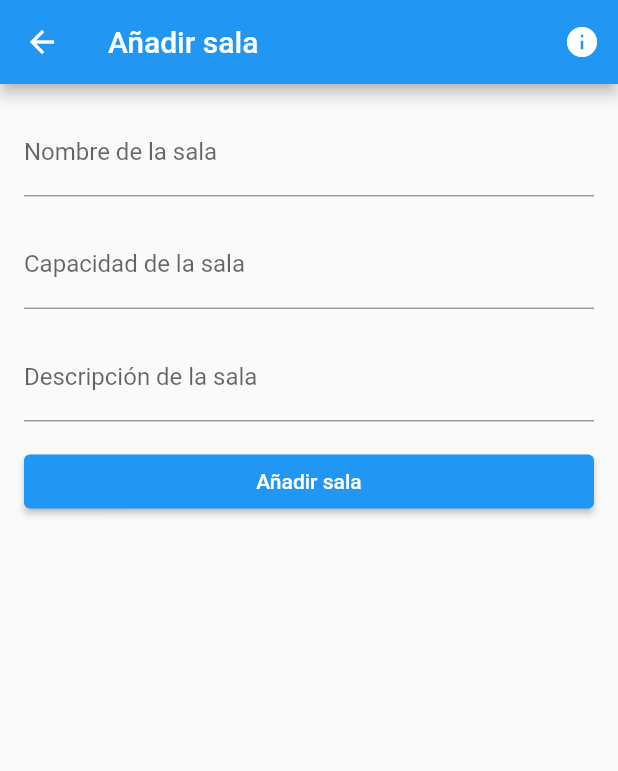
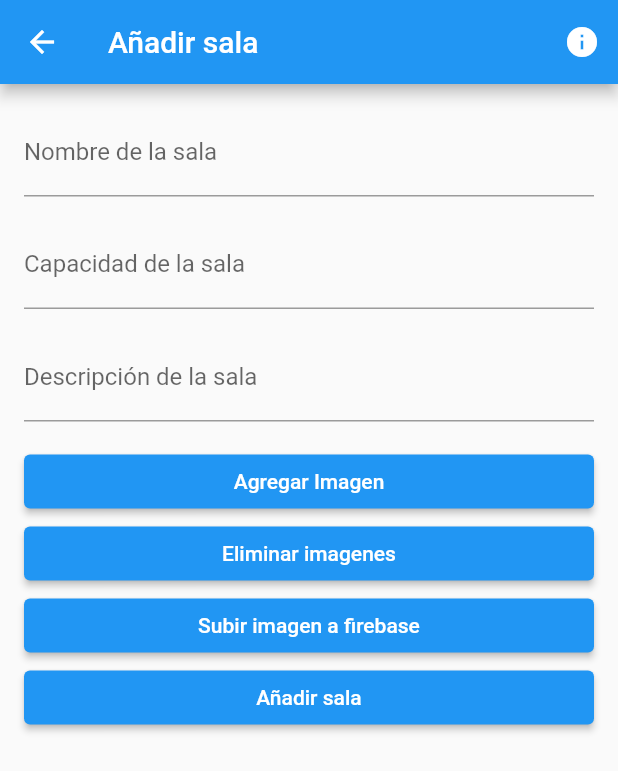
Before and after one commit to Develocrist/reservapp, a Flutter app: the AddRoomScreen screen opened by its route, on a phone screen of 412 x 824 dp. Shown: the top 771 px of the screen. Run offline on Flutter 3.47's test engine with Material 2 defaults, Android fonts, the phone set to English and light mode, and no system bars; our stand-ins replace cloud_firestore, firebase_auth, firebase_core, firebase_storage, image_picker; accounts and stored records are empty.

Commit message:
falta visualizar imagen aun

```diff
--- a/lib/main.dart
+++ b/lib/main.dart
@@ -1,5 +1,6 @@
 import 'package:firebase_core/firebase_core.dart';
 import 'package:flutter/material.dart';
+import 'package:reservas_theo/pages/salas/details_sala_page.dart';
 import 'package:reservas_theo/register_screen.dart';
 import 'package:reservas_theo/firebase_options.dart';
 import 'package:reservas_theo/login_screen.dart';
@@ -29,6 +30,7 @@ class MyApp extends StatelessWidget {
         "/edit": (context) => const EditRoomScreen(),
         "/see": (context) => const SeeRoomScreen(),
         "/register": (context) => const RegisterScreen(),
+        "/details_room": (context) => const DetailsRoomScreen(),
       },
     );
   }
--- a/lib/pages/salas/add_sala_page.dart
+++ b/lib/pages/salas/add_sala_page.dart
@@ -1,5 +1,10 @@
+import 'dart:io';
+
 import 'package:flutter/material.dart';
+import 'package:image_picker/image_picker.dart';
 import 'package:reservas_theo/services/firebase_service.dart';
+import 'package:reservas_theo/services/select_image.dart';
+import 'package:reservas_theo/services/upload_image.dart';
 
 class AddRoomScreen extends StatefulWidget {
   const AddRoomScreen({Key? key}) : super(key: key);
@@ -9,6 +14,8 @@ class AddRoomScreen extends StatefulWidget {
 }
 
 class _AddRoomScreenState extends State<AddRoomScreen> {
+  List<File?> imagesToUpload = [];
+
   TextEditingController _roomNameController = TextEditingController();
   TextEditingController _roomCapacityController = TextEditingController();
   TextEditingController _roomDescriptionController = TextEditingController();
@@ -27,7 +34,8 @@ class _AddRoomScreenState extends State<AddRoomScreen> {
           ),
         ],
       ),
-      body: Padding(
+      body: SingleChildScrollView(
+        child: Padding(
           padding: const EdgeInsets.all(16.0),
           child: Column(
             crossAxisAlignment: CrossAxisAlignment.stretch,
@@ -54,6 +62,64 @@ class _AddRoomScreenState extends State<AddRoomScreen> {
                 ),
               ),
               const SizedBox(height: 16.0),
+              Column(
+                children: [
+                  for (var i = 0; i < imagesToUpload.length; i++)
+                    Container(
+                      width: 200,
+                      height: 300,
+                      margin: const EdgeInsets.only(bottom: 5),
+                      child: Stack(
+                        children: [
+                          AspectRatio(
+                            aspectRatio: 1.2,
+                            child: Image.file(
+                              imagesToUpload[i]!,
+                              fit: BoxFit.fill,
+                            ),
+                          ),
+                          Positioned(
+                            top: 3,
+                            right: 3,
+                            child: IconButton(
+                              onPressed: () {
+                                removeImage(i);
+                              },
+                              icon: Icon(
+                                size: 30,
+                                Icons.close,
+                                color: Colors.red,
+                              ),
+                            ),
+                          ),
+                        ],
+                      ),
+                    ),
+                ],
+              ),
+              ElevatedButton(
+                onPressed: selectImages,
+                child: const Text('Agregar Imagen'),
+              ),
+              ElevatedButton(
+                  onPressed: () {}, child: Text('Eliminar imagenes')),
+              ElevatedButton(
+                onPressed: () {},
+                // onPressed: () async {
+                //   if (imagesToUpload == null) {
+                //     return;
+                //   }
+                //   final uploaded = await uploadImage(imagesToUpload!);
+                //   if (uploaded) {
+                //     ScaffoldMessenger.of(context).showSnackBar(const SnackBar(
+                //         content: Text('Imagen subida correctamente')));
+                //   } else {
+                //     ScaffoldMessenger.of(context).showSnackBar(
+                //         const SnackBar(content: Text('Error al subir imagen')));
+                //   }
+                // },
+                child: const Text('Subir imagen a firebase'),
+              ),
               ElevatedButton(
                 onPressed: () async {
                   // Acción del botón
@@ -72,6 +138,7 @@ class _AddRoomScreenState extends State<AddRoomScreen> {
             ],
           ),
         ),
+      ),
     );
   }
 
@@ -82,4 +149,55 @@ class _AddRoomScreenState extends State<AddRoomScreen> {
     _roomDescriptionController.dispose();
     super.dispose();
   }
+
+  Future<void> selectImages() async {
+    final List<XFile>? selectedImages =
+        await ImagePicker().pickMultiImage(imageQuality: 80);
+    if (selectedImages != null) {
+      setState(() {
+        imagesToUpload =
+            selectedImages.map((image) => File(image.path)).toList();
+      });
     }
+  }
+
+  Future<void> uploadImages() async {
+    for (final imageFile in imagesToUpload) {
+      final uploaded = await uploadImage(imageFile!);
+      if (uploaded) {
+        ScaffoldMessenger.of(context).showSnackBar(
+          const SnackBar(content: Text('Imágenes subidas correctamente')),
+        );
+      } else {
+        ScaffoldMessenger.of(context).showSnackBar(
+          const SnackBar(content: Text('Error al subir imágenes')),
+        );
+      }
+    }
+  }
+
+  void removeImage(int index) {
+    setState(() {
+      imagesToUpload.removeAt(index);
+    });
+  }
+
+  // Future<void> addRoom() async {
+  //   String roomName = _roomNameController.text;
+  //   int roomCapacity = int.parse(_roomCapacityController.text);
+  //   String roomDescription = _roomDescriptionController.text;
+
+  //   // Subir imágenes y obtener URLs
+  //   List<String> imageUrls = [];
+  //   for (final imageFile in imagesToUpload) {
+  //     final imageUrl = await uploadImage(imageFile!); // Reemplazar con la función de subida de imágenes
+  //     imageUrls.add(imageUrl);
+  //   }
+
+  //   // Guardar formulario en Firestore junto con las URLs de las imágenes
+  //   await addSalas(roomName, roomCapacity, roomDescription, imageUrls);
+
+  //   Navigator.pop(context);
+  // }
+
+}
--- a/pubspec.yaml
+++ b/pubspec.yaml
@@ -21,6 +21,8 @@ dependencies:
   cloud_firestore: ^4.7.1
   firebase_auth: ^4.6.1
   provider: ^6.0.5
+  image_picker: ^0.8.7+5
+  firebase_storage: ^11.2.2
 
 dev_dependencies:
   flutter_test:
```
Also changed, not shown: lib/bd.json (+28 -13 lines), lib/pages/salas/details_sala_page.dart (added, +70 -0 lines), lib/pages/salas/ver_sala_page.dart (+9 -1 lines), lib/services/select_image.dart (added, +9 -0 lines), lib/services/upload_image.dart (added, +27 -0 lines), pubspec.lock, 2 other files. Lines whose indentation alone changed are shown as unchanged.
